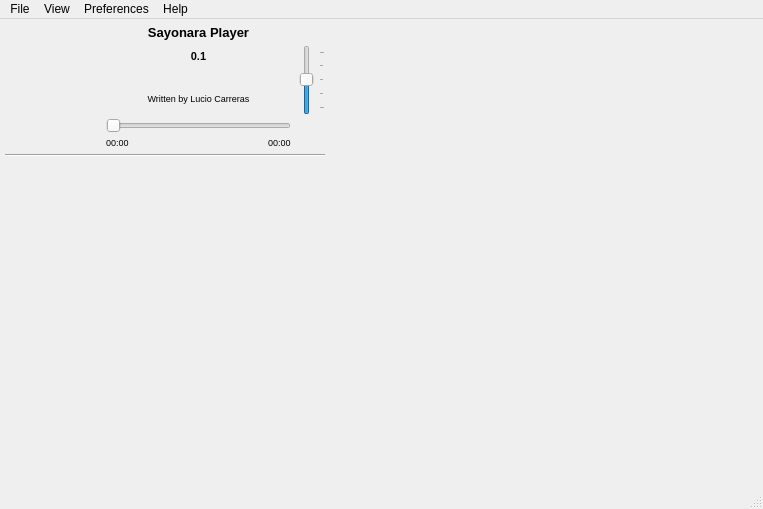
The window that trunk/GUI/GUI_Simpleplayer.ui (shahid334/sayonara-player) describes before a commit, drawn with Qt 5.
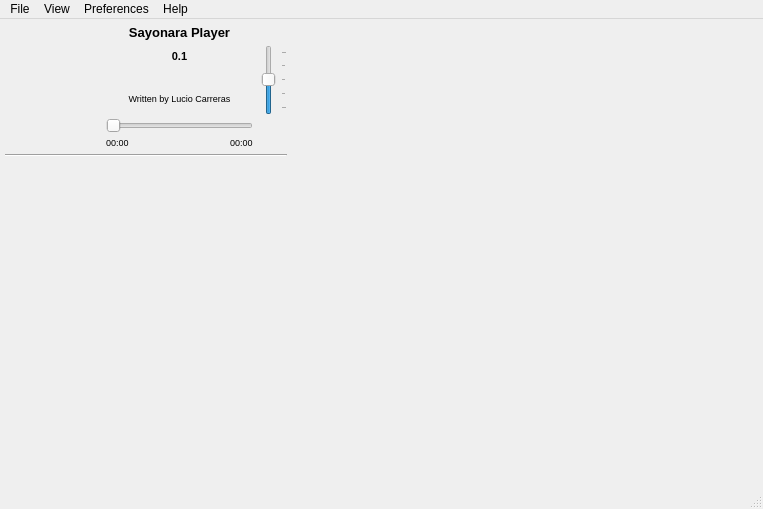
The same window after the commit. Icons and pictures are not drawn.

```diff
--- a/trunk/GUI/GUI_Simpleplayer.ui
+++ b/trunk/GUI/GUI_Simpleplayer.ui
@@ -104,7 +104,7 @@
         <rect>
          <x>0</x>
          <y>0</y>
-         <width>320</width>
+         <width>282</width>
          <height>305</height>
         </rect>
        </property>
@@ -284,22 +284,6 @@
       </item>
      </layout>
     </item>
-    <item row="0" column="7" rowspan="14" colspan="4">
-     <widget class="QWidget" name="library_widget" native="true">
-      <property name="sizePolicy">
-       <sizepolicy hsizetype="Expanding" vsizetype="Expanding">
-        <horstretch>7</horstretch>
-        <verstretch>0</verstretch>
-       </sizepolicy>
-      </property>
-      <property name="minimumSize">
-       <size>
-        <width>0</width>
-        <height>0</height>
-       </size>
-      </property>
-     </widget>
-    </item>
     <item row="0" column="1" colspan="2">
      <widget class="QLabel" name="title">
       <property name="sizePolicy">
@@ -639,7 +623,7 @@
       </property>
       <property name="minimumSize">
        <size>
-        <width>185</width>
+        <width>0</width>
         <height>0</height>
        </size>
       </property>
@@ -686,6 +670,12 @@
       <property name="enabled">
        <bool>true</bool>
       </property>
+      <property name="sizePolicy">
+       <sizepolicy hsizetype="MinimumExpanding" vsizetype="Fixed">
+        <horstretch>3</horstretch>
+        <verstretch>0</verstretch>
+       </sizepolicy>
+      </property>
       <property name="minimumSize">
        <size>
         <width>0</width>
@@ -763,6 +753,22 @@
       </property>
      </widget>
     </item>
+    <item row="0" column="7" rowspan="14" colspan="4">
+     <widget class="QWidget" name="library_widget" native="true">
+      <property name="sizePolicy">
+       <sizepolicy hsizetype="MinimumExpanding" vsizetype="Expanding">
+        <horstretch>5</horstretch>
+        <verstretch>0</verstretch>
+       </sizepolicy>
+      </property>
+      <property name="minimumSize">
+       <size>
+        <width>0</width>
+        <height>0</height>
+       </size>
+      </property>
+     </widget>
+    </item>
    </layout>
   </widget>
   <widget class="QMenuBar" name="menubar">
```
Left out of the diff: 14 changed lines with no effect on the pictures.
